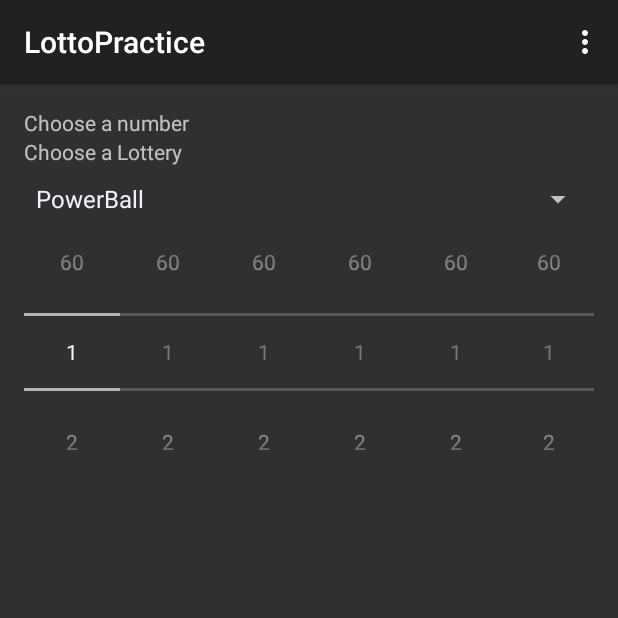
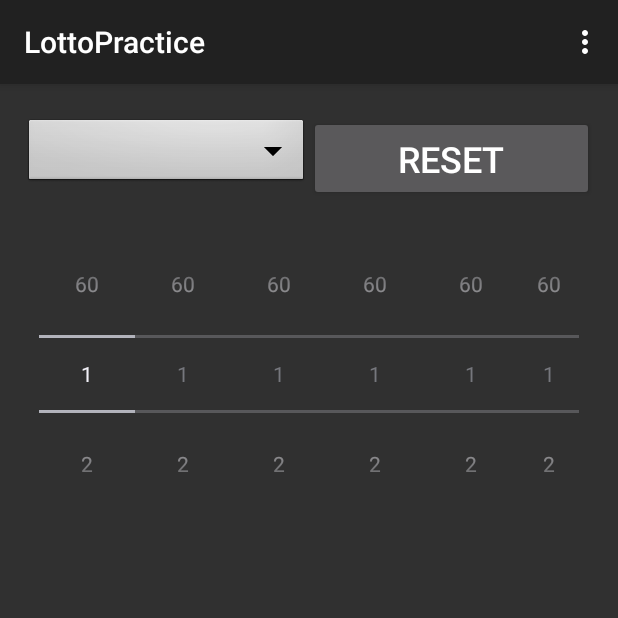
Before and after one commit to Vtiwarie/LotteryApp, an Android app: the screen it shows after launch (MainActivity), on a phone screen of 412 x 824 dp, the top half of it. Run offline under Robolectric (Android 15) with nearby library versions, the phone set to English and light mode, and no system bars; 5 statements that could not run were skipped.

Commit message:
Added Number pickers

```diff
--- a/app/src/main/java/com/example/vishaan/lotteryapp/DisplayFragment.java
+++ b/app/src/main/java/com/example/vishaan/lotteryapp/DisplayFragment.java
@@ -8,6 +8,7 @@ import android.view.View;
 import android.view.ViewGroup;
 import android.widget.AdapterView;
 import android.widget.ArrayAdapter;
+import android.widget.Button;
 import android.widget.LinearLayout;
 import android.widget.NumberPicker;
 import android.widget.Spinner;
@@ -37,8 +38,11 @@ public class DisplayFragment extends Fragment {
     private GraphicalView graphicalView;
     private static boolean debug = true;
     private ArrayList<NumberPicker> numberPickers;
-    private Map<Integer, Integer> mUserInputArray = new HashMap();
+    private Map<Integer, Integer> mUserInput = new HashMap();
     private int maxNumbers = 6;
+
+    //Constants
+    private static final String[] CHART_AXIS_LABELS = {"Choose your number", "Frequency"};
 
     public DisplayFragment() {
     }
@@ -48,8 +52,8 @@ public class DisplayFragment extends Fragment {
                              Bundle savedInstanceState) {
         final View rootView = inflater.inflate(R.layout.fragment_display, container, false);
 
-        AbstractLottery powerBall = new PowerBallLottery(getResources().openRawResource(R.raw.powerball), mUserInputArray);
-        AbstractLottery cash4Life = new Cash4LifeLottery(getResources().openRawResource(R.raw.cash4life), mUserInputArray);
+        AbstractLottery powerBall = new PowerBallLottery(getResources().openRawResource(R.raw.powerball), mUserInput);
+        AbstractLottery cash4Life = new Cash4LifeLottery(getResources().openRawResource(R.raw.cash4life), mUserInput);
         this.arrLotteries.add(powerBall);
         this.arrLotteries.add(cash4Life);
 
@@ -62,15 +66,14 @@ public class DisplayFragment extends Fragment {
 
         Spinner spinner = (Spinner) rootView.findViewById(R.id.spnChooseLotto);
 
-        ArrayAdapter<String> adapter = new ArrayAdapter<String>(this.getActivity().getApplicationContext(), android.R.layout.simple_spinner_item, strLotteries);
-        adapter.setDropDownViewResource(android.R.layout.simple_spinner_dropdown_item);
+        ArrayAdapter<String> adapter = new ArrayAdapter<String>(this.getActivity().getApplicationContext(), R.layout.custom_spinner_item, strLotteries);
+        adapter.setDropDownViewResource(R.layout.custom_spinner_dropdown_item);
         spinner.setAdapter(adapter);
         spinner.setOnItemSelectedListener(new AdapterView.OnItemSelectedListener() {
             @Override
             public void onItemSelected(AdapterView<?> adapterView, View view, int i, long l) {
                 DisplayFragment.this.currentLotto = DisplayFragment.this.arrLotteries.get(i);
                 String lottoName = DisplayFragment.this.currentLotto.getLottoName();
-//                Toast.makeText(DisplayFragment.this.getActivity().getApplicationContext(), lottoName + String.valueOf(i), Toast.LENGTH_LONG).show();
 
                 if (debug) {
                     Helper.printMap(LOG_TAG, DisplayFragment.this.currentLotto.getMap());
@@ -84,6 +87,22 @@ public class DisplayFragment extends Fragment {
             }
         });
 
+        Button resetButton = (Button) rootView.findViewById(R.id.btnReset);
+        resetButton.setOnClickListener(new View.OnClickListener() {
+            @Override
+            public void onClick(View v) {
+                mUserInput.clear();
+                DisplayFragment.this.currentLotto.setmUserInput(mUserInput);
+                for(NumberPicker picker : DisplayFragment.this.numberPickers) {
+                    picker.setValue(1);
+                    picker.setEnabled(false);
+                    picker.requestFocus();
+                }
+                DisplayFragment.this.numberPickers.get(0).setEnabled(true);
+                DisplayFragment.this.addChartView(inflater.getContext());
+            }
+        });
+
         return rootView;
     }
 
@@ -94,9 +113,6 @@ public class DisplayFragment extends Fragment {
         maxNumbers = 6;
         this.numberPickers = new ArrayList<>(maxNumbers);
         LinearLayout linLayout = (LinearLayout) getActivity().findViewById(R.id.linLayout2_pickers);
-        LinearLayout pickerWrapper = new LinearLayout(getActivity().getApplicationContext());
-        pickerWrapper.setLayoutParams( new ViewGroup.LayoutParams(ViewGroup.LayoutParams.WRAP_CONTENT, ViewGroup.LayoutParams.WRAP_CONTENT));
-        pickerWrapper.setOrientation(LinearLayout.HORIZONTAL);
         NumberPicker picker;
         for(int i=0; i<maxNumbers; i++) {
             picker = new NumberPicker(getActivity().getApplicationContext());
@@ -105,30 +121,26 @@ public class DisplayFragment extends Fragment {
             picker.setMaxValue(60);
             picker.setEnabled(false);
             picker.setTag(i);
-            picker.setWrapSelectorWheel(true);
 
-            pickerWrapper.addView(picker);
+            linLayout.addView(picker);
             this.numberPickers.add(picker);
 
             picker.setOnValueChangedListener(new NumberPicker.OnValueChangeListener() {
                 @Override
-                public void onValueChange(NumberPicker numberPicker, int oldVal, int newVal) {
-                    int offSet = (int) (numberPicker.getTag());
-                    mUserInputArray.put(offSet, newVal);
+                public void onValueChange(NumberPicker picker, int oldVal, int newVal) {
+                    int offSet = (int) (picker.getTag());
+                    mUserInput.put(offSet, newVal);
                     if (offSet < maxNumbers) {
                         DisplayFragment.this.numberPickers.get(++offSet).setEnabled(true);
                     }
 
-                    DisplayFragment.this.currentLotto.setmUserInput(mUserInputArray);
+                    DisplayFragment.this.currentLotto.setmUserInput(mUserInput);
                     DisplayFragment.this.addChartView(getActivity().getApplicationContext());
-//                    Toast.makeText(getActivity().getApplicationContext(), mUserInputArray.toString(), Toast.LENGTH_SHORT).show();
                 }
             });
 
         }
         this.numberPickers.get(0).setEnabled(true);
-        linLayout.addView(pickerWrapper, new ViewGroup.LayoutParams
-                (ViewGroup.LayoutParams.WRAP_CONTENT, ViewGroup.LayoutParams.WRAP_CONTENT));
     }
 
     private void addChartView(Context context) {
@@ -136,10 +148,9 @@ public class DisplayFragment extends Fragment {
         //get chart view
         LinearLayout linLayout = (LinearLayout) getActivity().findViewById(R.id.linLayout_chart);
         if (this.graphicalView != null) {
-//            Toast.makeText(getActivity().getApplicationContext(), "REDRAWING 1", Toast.LENGTH_SHORT).show();
             linLayout.removeView(this.graphicalView);
         }
-        this.graphicalView = (GraphicalView) this.chart.buildChart(context, this.currentLotto.getMap());
+        this.graphicalView = (GraphicalView) this.chart.buildChart(context, this.currentLotto.getMap(), this.currentLotto.getLottoName(), CHART_AXIS_LABELS);
 
         linLayout.addView(this.graphicalView, new ViewGroup.LayoutParams
                 (ViewGroup.LayoutParams.WRAP_CONTENT, ViewGroup.LayoutParams.WRAP_CONTENT));
--- a/app/src/main/java/com/example/vishaan/lotteryapp/api/chart/IDemoChart.java
+++ b/app/src/main/java/com/example/vishaan/lotteryapp/api/chart/IDemoChart.java
@@ -54,6 +54,6 @@ public interface IDemoChart {
 
 //  View buildChart(Context context, List<double[]> values);
 
-  View buildChart(Context context, Map<Integer, Integer> values);
+  View buildChart(Context context, Map<Integer, Integer> values, String title, String[] axisLabels);
 
 }
--- a/app/src/main/java/com/example/vishaan/lotteryapp/api/chart/LotteryChart.java
+++ b/app/src/main/java/com/example/vishaan/lotteryapp/api/chart/LotteryChart.java
@@ -28,28 +28,6 @@ public class LotteryChart extends AbstractChart implements IDemoChart {
 
     public String getDesc() {
         return "Lottery Chart Description";
-    }
-
-    /**
-     * Builds a bar multiple series renderer to use the provided colors.
-     *
-     * @param colors the series renderers colors
-     * @return the bar multiple series renderer
-     */
-    protected XYMultipleSeriesRenderer buildBarRenderer(int[] colors) {
-        XYMultipleSeriesRenderer renderer = new XYMultipleSeriesRenderer();
-        renderer.setAxisTitleTextSize(16);
-        renderer.setChartTitleTextSize(20);
-        renderer.setLabelsTextSize(15);
-        renderer.setLegendTextSize(15);
-        renderer.setBarSpacing(1.5);
-        int length = colors.length;
-        for (int i = 0; i < length; i++) {
-            SimpleSeriesRenderer r = new SimpleSeriesRenderer();
-            r.setColor(colors[i]);
-            renderer.addSeriesRenderer(r);
-        }
-        return renderer;
     }
 
     /**
@@ -110,29 +88,30 @@ public class LotteryChart extends AbstractChart implements IDemoChart {
     protected XYMultipleSeriesDataset buildBarDataset(String[] titles, Map<Integer, Integer> map) {
         XYMultipleSeriesDataset dataset = new XYMultipleSeriesDataset();
         int length = titles.length;
+        CategorySeries series[] = new CategorySeries[titles.length];
         for (int i = 0; i < length; i++) {
-            CategorySeries series = new CategorySeries(titles[i]);
+            series[i] = new CategorySeries(titles[i]);
             Set<Integer> keys = map.keySet();
             Iterator iterator = keys.iterator();
             while(iterator.hasNext())
             {
                 int key = (int)iterator.next();
-                series.add(String.valueOf(key), map.get(key));
+                series[i].add(String.valueOf(key), map.get(key));
             }
-            dataset.addSeries(series.toXYSeries());
+            dataset.addSeries(series[i].toXYSeries());
         }
         return dataset;
     }
 
-    public View buildChart(Context context, Map<Integer, Integer> map)
+    public View buildChart(Context context, Map<Integer, Integer> map, String title, String[] axisLabels)
     {
-        String[] titles = new String[]{"2007"};
+        String[] titles = new String[]{"Lottery Predictor"};
         int[] colors = new int[]{Color.CYAN};
         XYMultipleSeriesRenderer renderer = buildBarRenderer(colors);
         renderer.setPanEnabled(false, true);
         renderer.setPanLimits(new double[] {0, 60, 0, 1000});
         renderer.setOrientation(XYMultipleSeriesRenderer.Orientation.HORIZONTAL);
-        setChartSettings(renderer, "Lottery numbers", "Month", "Numbers", 0,
+        setChartSettings(renderer, title, axisLabels[0], axisLabels[1], 0,
                 60, 0, 100, Color.RED, Color.WHITE);
         int length = renderer.getSeriesRendererCount();
         for (int i = 0; i < length; i++) {
@@ -143,4 +122,26 @@ public class LotteryChart extends AbstractChart implements IDemoChart {
         return ChartFactory.getBarChartView(context, buildBarDataset(titles, map), renderer, BarChart.Type.DEFAULT);
     }
 
+    /**
+     * Builds a bar multiple series renderer to use the provided colors.
+     *
+     * @param colors the series renderers colors
+     * @return the bar multiple series renderer
+     */
+    protected XYMultipleSeriesRenderer buildBarRenderer(int[] colors) {
+        XYMultipleSeriesRenderer renderer = new XYMultipleSeriesRenderer();
+        renderer.setAxisTitleTextSize(16);
+        renderer.setChartTitleTextSize(20);
+        renderer.setLabelsTextSize(15);
+        renderer.setLegendTextSize(15);
+        renderer.setBarSpacing(1);
+        renderer.setXLabels(20);
+        int length = colors.length;
+        for (int i = 0; i < length; i++) {
+            SimpleSeriesRenderer r = new SimpleSeriesRenderer();
+            r.setColor(colors[i]);
+            renderer.addSeriesRenderer(r);
+        }
+        return renderer;
+    }
 }
--- a/app/src/main/java/com/example/vishaan/lotteryapp/util/Helper.java
+++ b/app/src/main/java/com/example/vishaan/lotteryapp/util/Helper.java
@@ -128,17 +128,14 @@ public class Helper {
 
         Map<Integer, Integer> outputMap = new LinkedHashMap<>();
 
-        //initialize the map
-        for (int i = 1; i <= 60; i++) {
-            outputMap.put(i, 0);
-        }
+        initializeMap(tag, outputMap);
 
         try {
             boolean bShouldAdd;
             for (Map.Entry<Integer, Integer> entry : outputMap.entrySet()) {
                 int i = entry.getKey();
                 bShouldAdd = true;
-                if ((userInputArray.size() > 0) && !Arrays.asList(dataArray[i]).containsAll(userInputArray)) {
+                if (( ! userInputArray.isEmpty()) && !Arrays.asList(dataArray[i]).containsAll(userInputArray)) {
                     continue;
                 }
                 if (bShouldAdd) {
@@ -162,6 +159,13 @@ public class Helper {
         return null;
     }
 
+    public static void initializeMap(String tag, Map<Integer, Integer> map) {
+        //initialize the map
+        for (int i = 1; i <= 60; i++) {
+            map.put(i, 0);
+        }
+    }
+
     public static String[] explode(String target, String glue) {
         return target.split(glue);
     }
--- a/app/src/main/res/layout/fragment_display.xml
+++ b/app/src/main/res/layout/fragment_display.xml
@@ -18,39 +18,51 @@
         android:fillViewport="true">
 
         <LinearLayout
+            android:id="@+id/lin"
             android:layout_width="match_parent"
             android:layout_height="wrap_content"
-            android:orientation="vertical">
+            android:orientation="vertical"
+            >
 
             <LinearLayout
                 android:layout_width="match_parent"
                 android:layout_height="wrap_content"
-                android:orientation="vertical">
-
-                <TextView
-                    android:id="@+id/txtChooseNumbers"
-                    android:layout_width="fill_parent"
-                    android:layout_height="wrap_content"
-                    android:text="@string/str_choose_numbers" />
-
-                <TextView
-                    android:id="@+id/txtChooseLotto"
-                    android:layout_width="fill_parent"
-                    android:layout_height="wrap_content"
-                    android:layout_marginBottom="10dp"
-                    android:text="@string/str_choose_lotto" />
+                android:paddingTop="5dp"
+                android:paddingBottom="5dp"
+                android:layout_marginBottom="10dp"
+                android:orientation="horizontal"
+                android:layout_gravity="center"
+                >
 
                 <Spinner
                     android:id="@+id/spnChooseLotto"
-                    android:layout_width="fill_parent"
-                    android:layout_height="wrap_content" />
+                    android:layout_width="0dp"
+                    android:layout_weight="1"
+                    android:layout_height="wrap_content"
+                    android:background="@android:drawable/btn_dropdown"
+                    />
+
+                <Button
+                    android:id="@+id/btnReset"
+                    android:layout_width="0dp"
+                    android:layout_weight="1"
+                    android:layout_height="wrap_content"
+                    android:text="@string/btn_reset"
+                    android:paddingTop="12dp"
+                    android:paddingBottom="12dp"
+                    android:textSize="24sp"
+                    android:maxWidth="200dp"
+                    />
             </LinearLayout>
 
             <LinearLayout
                 android:id="@+id/linLayout2_pickers"
                 android:layout_width="match_parent"
                 android:layout_height="wrap_content"
-                android:orientation="horizontal"></LinearLayout>
+                android:orientation="horizontal"
+                android:gravity="center"
+                android:padding="10dp">
+            </LinearLayout>
 
             <LinearLayout
                 android:id="@+id/linLayout_chart"
--- a/app/src/main/res/values/strings.xml
+++ b/app/src/main/res/values/strings.xml
@@ -5,9 +5,9 @@
     <string name="hello_world">Hello world!</string>
     <string name="action_settings">Settings</string>
 
-<!-- TODO: Remove or change this placeholder text -->
     <string name="hello_blank_fragment">Hello blank fragment</string>
     <string name="str_choose_lotto">Choose a Lottery</string>
     <string name="str_choose_numbers">Choose a number</string>
+    <string name="btn_reset">Reset</string>
 
 </resources>
```
Also changed, not shown: app/src/main/AndroidManifest.xml (+5 -2 lines).
